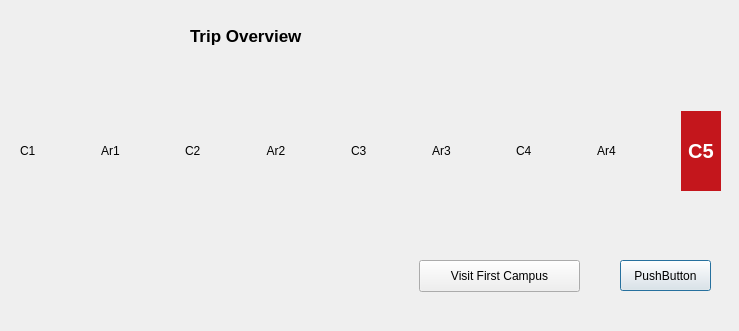
Old version of the form trip_overview.ui in the repository Akil0814/College_Tour.
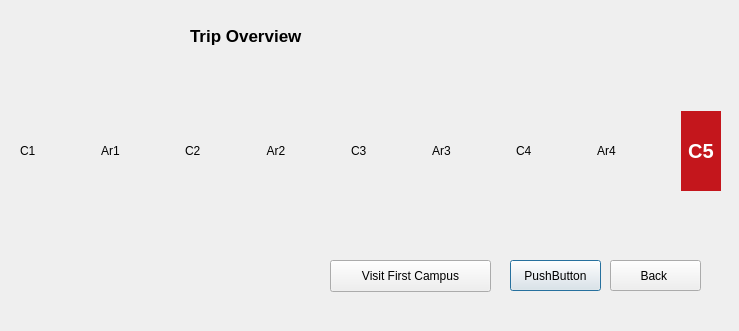
New version of the form.

```diff
--- a/trip_overview.ui
+++ b/trip_overview.ui
@@ -173,7 +173,7 @@
   <widget class="QPushButton" name="nextButton">
    <property name="geometry">
     <rect>
-     <x>620</x>
+     <x>510</x>
      <y>260</y>
      <width>91</width>
      <height>31</height>
@@ -186,7 +186,7 @@
   <widget class="QPushButton" name="visitCampusButton">
    <property name="geometry">
     <rect>
-     <x>419</x>
+     <x>330</x>
      <y>260</y>
      <width>161</width>
      <height>32</height>
@@ -196,6 +196,19 @@
     <string>Visit First Campus</string>
    </property>
   </widget>
+  <widget class="QPushButton" name="backButton">
+   <property name="geometry">
+    <rect>
+     <x>610</x>
+     <y>260</y>
+     <width>91</width>
+     <height>31</height>
+    </rect>
+   </property>
+   <property name="text">
+    <string>Back </string>
+   </property>
+  </widget>
  </widget>
  <resources/>
  <connections/>
```
